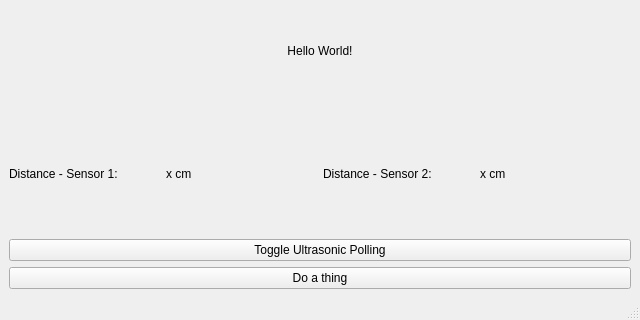
Old version of the form mainwindow.ui in the repository LeedsRaspJam/Cryptoid-Python; both pictures show x 0 to 640 and y 160 to 480 of the 640 by 480 pixel window.
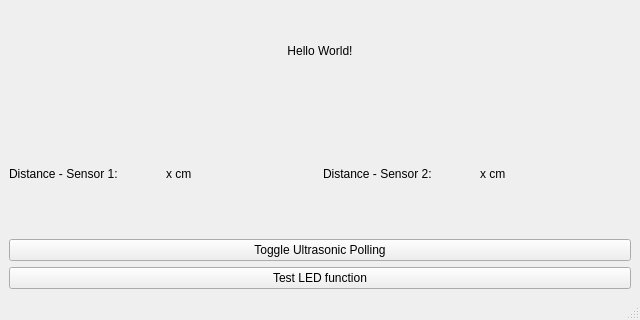
New version of the form.

Commit message: Finalize LED code

The edit to the form file:
```diff
--- a/mainwindow.ui
+++ b/mainwindow.ui
@@ -85,7 +85,7 @@
     <item>
      <widget class="QPushButton" name="doAThing">
       <property name="text">
-       <string>Do a thing</string>
+       <string>Test LED function</string>
       </property>
      </widget>
     </item>
```
The commit also changes 1 other file.
